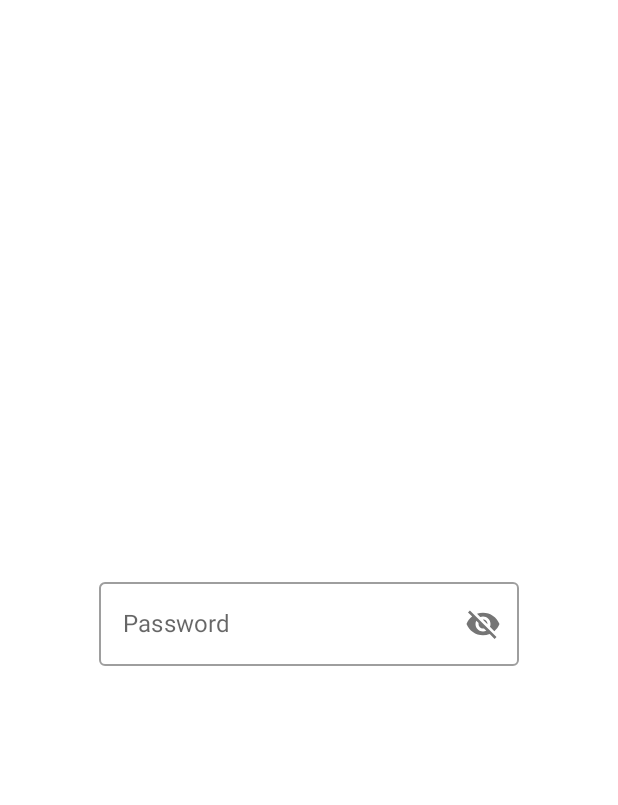
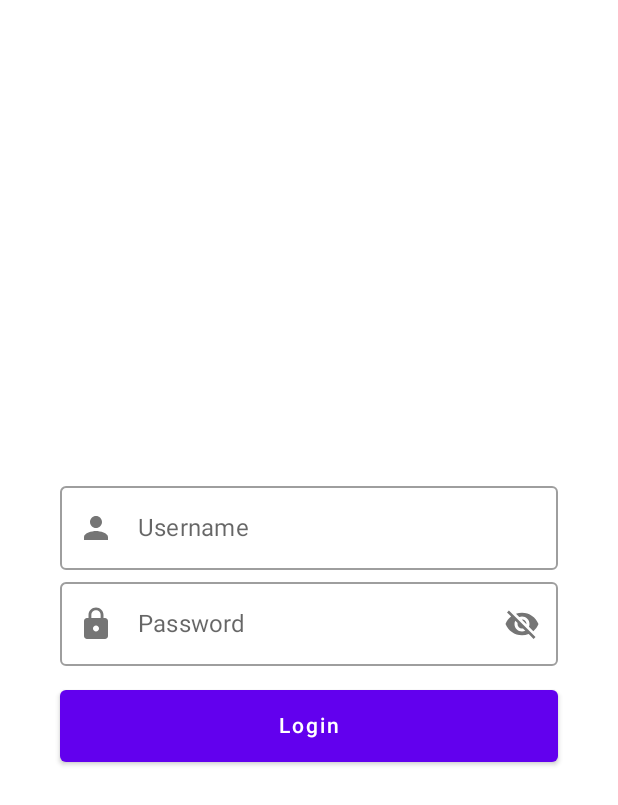
Before and after one commit to RujiraKongsomran/JC_TextFieldsLearn, an Android app built with Jetpack Compose: the screen it shows after launch (MainActivity), on a phone screen of 412 x 824 dp. Shown: the top 805 px of the screen. Run offline under Robolectric (Android 15) with nearby library versions, the phone set to English and light mode, and no system bars.

Commit message:
Login UI finish

```diff
--- a/app/src/main/java/com/rujirakongsomran/jc_textfieldslearn/MainActivity.kt
+++ b/app/src/main/java/com/rujirakongsomran/jc_textfieldslearn/MainActivity.kt
@@ -5,17 +5,15 @@ import android.util.Log
 import androidx.activity.ComponentActivity
 import androidx.activity.compose.setContent
 import androidx.compose.foundation.background
-import androidx.compose.foundation.layout.Arrangement
-import androidx.compose.foundation.layout.Column
-import androidx.compose.foundation.layout.fillMaxSize
-import androidx.compose.foundation.layout.padding
+import androidx.compose.foundation.layout.*
+import androidx.compose.foundation.shape.RoundedCornerShape
 import androidx.compose.foundation.text.BasicTextField
 import androidx.compose.foundation.text.KeyboardActions
 import androidx.compose.foundation.text.KeyboardOptions
 import androidx.compose.material.*
 import androidx.compose.material.icons.Icons
-import androidx.compose.material.icons.filled.Check
-import androidx.compose.material.icons.filled.Email
+import androidx.compose.material.icons.filled.Lock
+import androidx.compose.material.icons.filled.Person
 import androidx.compose.runtime.*
 import androidx.compose.runtime.saveable.rememberSaveable
 import androidx.compose.ui.Alignment
@@ -29,7 +27,6 @@ import androidx.compose.ui.text.input.VisualTransformation
 import androidx.compose.ui.tooling.preview.Preview
 import androidx.compose.ui.unit.dp
 import com.rujirakongsomran.jc_textfieldslearn.ui.theme.JC_TextFieldsLearnTheme
-import kotlin.reflect.KProperty
 
 class MainActivity : ComponentActivity() {
     override fun onCreate(savedInstanceState: Bundle?) {
@@ -38,7 +35,7 @@ class MainActivity : ComponentActivity() {
             JC_TextFieldsLearnTheme {
                 // A surface container using the 'background' color from the theme
                 Surface(color = MaterialTheme.colors.background) {
-                    PasswordTextField()
+                    LoginUI()
                 }
             }
         }
@@ -132,7 +129,7 @@ fun PasswordTextField() {
                 }) {
                     Icon(
                         painter = icon,
-                        contentDescription = "visibility Icon"
+                        contentDescription = "Visibility Icon"
                     )
                 }
             },
@@ -145,10 +142,112 @@ fun PasswordTextField() {
     }
 }
 
+@Composable
+fun LoginUI() {
+    Column(
+        modifier = Modifier
+            .fillMaxSize()
+            .padding(40.dp),
+        horizontalAlignment = Alignment.CenterHorizontally,
+        verticalArrangement = Arrangement.Center
+    ) {
+        var text by remember {
+            mutableStateOf("")
+        }
+        var password by rememberSaveable {
+            mutableStateOf("")
+        }
+
+        var passwordVisibility by remember {
+            mutableStateOf(false)
+        }
+
+        val icon = if (passwordVisibility)
+            painterResource(id = R.drawable.design_ic_visibility)
+        else
+            painterResource(id = R.drawable.design_ic_visibility_off)
+
+        OutlinedTextField(
+            modifier = Modifier.fillMaxWidth(),
+            value = text,
+            onValueChange = {
+                text = it
+            },
+            label = {
+                Text(text = "Username")
+            },
+            singleLine = true,
+            leadingIcon = {
+                IconButton(onClick = { /*TODO*/ }) {
+                    Icon(
+                        imageVector = Icons.Filled.Person,
+                        contentDescription = "Username Icon"
+                    )
+                }
+            },
+            keyboardOptions = KeyboardOptions(
+                keyboardType = KeyboardType.Text,
+            )
+        )
+
+        OutlinedTextField(
+            modifier = Modifier.fillMaxWidth(),
+            value = password,
+            onValueChange = {
+                password = it
+            },
+            placeholder = {
+                Text(text = "Password")
+            },
+            label = {
+                Text(text = "Password")
+            },
+            leadingIcon = {
+                IconButton(onClick = { }) {
+                    Icon(
+                        imageVector = Icons.Filled.Lock,
+                        contentDescription = "Password Icon"
+                    )
+                }
+            },
+            trailingIcon = {
+                IconButton(onClick = {
+                    passwordVisibility = !passwordVisibility
+                }) {
+                    Icon(
+                        painter = icon,
+                        contentDescription = "Visibility Icon"
+                    )
+                }
+            },
+            keyboardOptions = KeyboardOptions(
+                keyboardType = KeyboardType.Password
+            ),
+            visualTransformation = if (passwordVisibility) VisualTransformation.None
+            else PasswordVisualTransformation()
+        )
+
+        Spacer(modifier = Modifier.height(16.dp))
+        Button(
+            onClick = { /* ... */ },
+            // Uses ButtonDefaults.ContentPadding by default
+            contentPadding = PaddingValues(
+                start = 20.dp,
+                top = 16.dp,
+                end = 20.dp,
+                bottom = 16.dp
+            ),
+            modifier = Modifier.fillMaxWidth(),
+        ) {
+            Text("Login")
+        }
+    }
+}
+
 @Preview(showBackground = true)
 @Composable
 fun DefaultPreview() {
     JC_TextFieldsLearnTheme {
-        PasswordTextField()
+        LoginUI()
     }
 }
```
